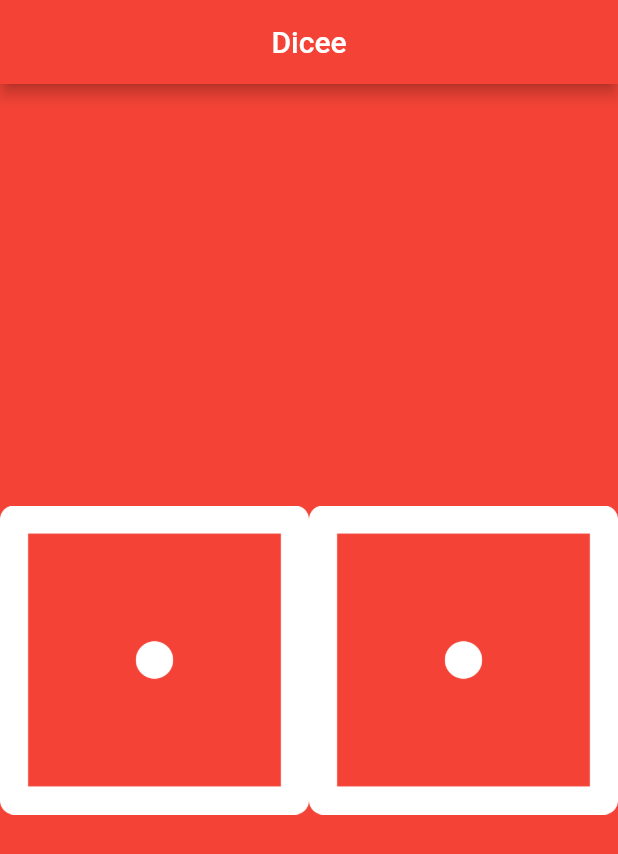
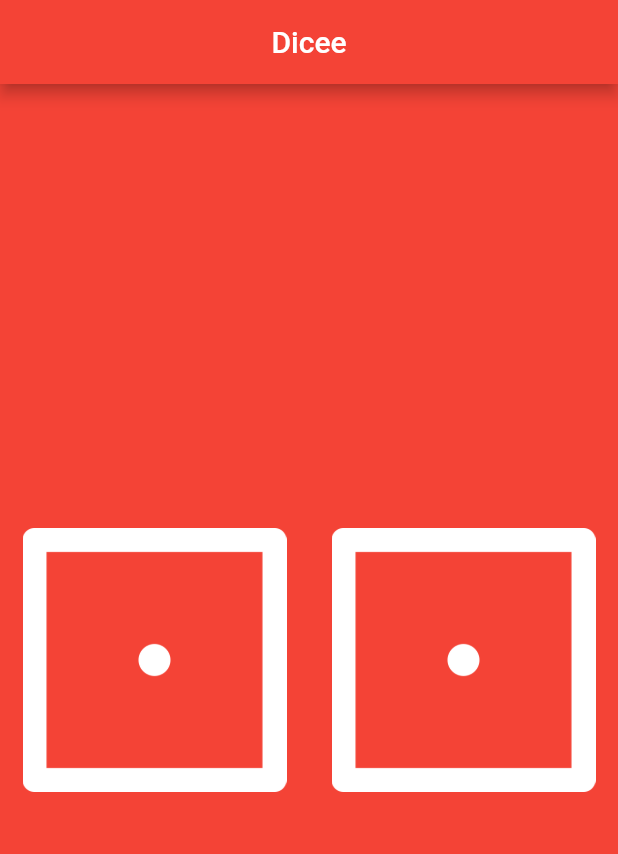
Before and after one commit to WouterMalan/dice_game, a Flutter app: the screen it shows after launch, on a phone screen of 412 x 824 dp. Shown: the top 854 px of the screen. Run offline on Flutter 3.47's test engine with Material 2 defaults, Android fonts, the phone set to English and light mode, and no system bars.

Commit message:
Added padding between Dice images

```diff
--- a/lib/main.dart
+++ b/lib/main.dart
@@ -26,10 +26,16 @@ class DicePage extends StatelessWidget {
       child: Row(
         children: <Widget>[
           Expanded(
-            child: Image.asset('images/dice1.png'),
+            child: Padding(
+              padding: const EdgeInsets.all(15.0),
+              child: Image.asset('images/dice1.png'),
+            ),
           ),
           Expanded(
-            child: Image.asset('images/dice1.png'),
+            child: Padding(
+              padding: const EdgeInsets.all(15.0),
+              child: Image.asset('images/dice1.png'),
+            ),
           ),
         ],
       ),
```
